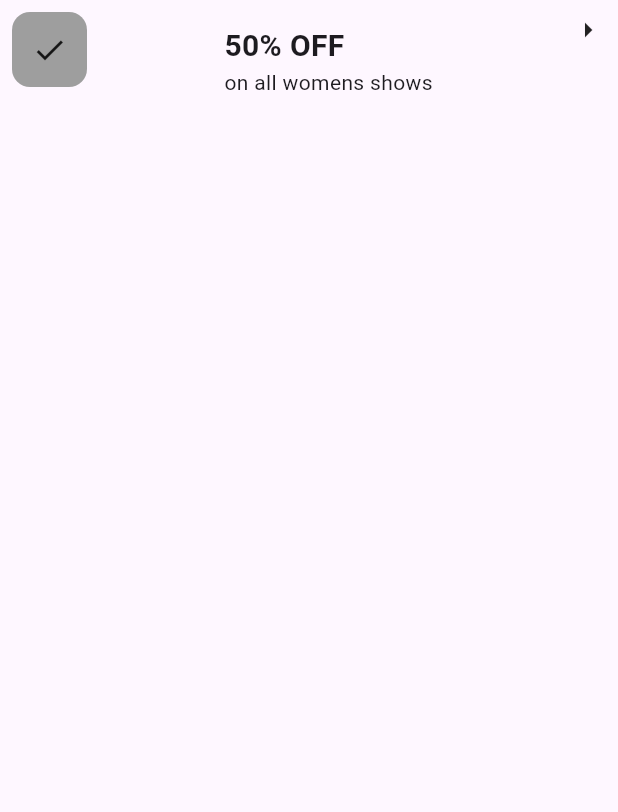
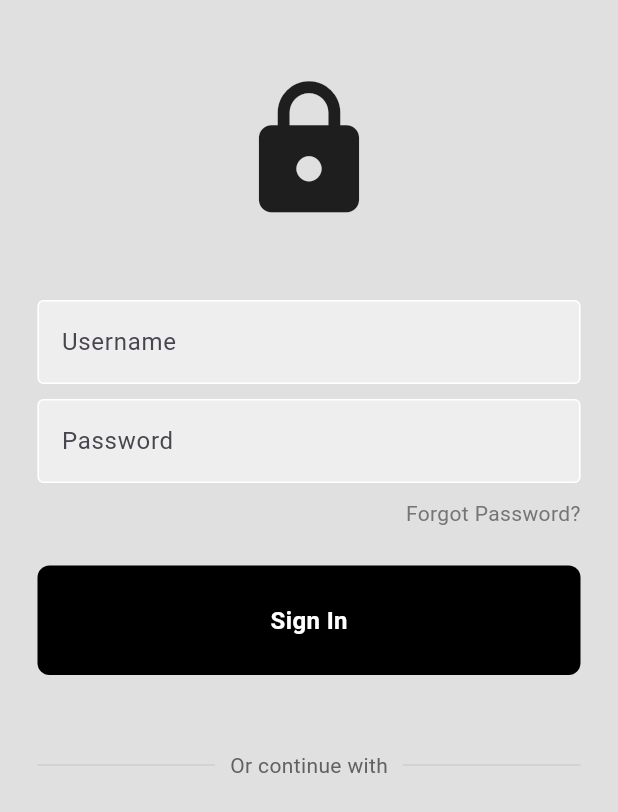
Before and after one commit to ruby222001/clothingstore, a Flutter app: the screen it shows after launch, on a phone screen of 412 x 824 dp. Shown: the top 812 px of the screen. Run offline on Flutter 3.47's test engine with Material 3 defaults, Android fonts, the phone set to English and light mode, and no system bars.

Commit message:
clothing store

```diff
--- a/lib/main.dart
+++ b/lib/main.dart
@@ -1,5 +1,5 @@
 import 'package:flutter/material.dart';
-import 'package:shoppingapp/pages/home_page.dart';
+import 'package:shoppingapp/pages/login_page.dart';
 
 void main() {
   runApp(const MyApp());
@@ -17,7 +17,7 @@ class MyApp extends StatelessWidget {
       theme: ThemeData(
 
       ),
-      home: const HomePage(),
+      home:  LoginPage(),
     );
   }
 }
--- /dev/null
+++ b/lib/models/my_button.dart
@@ -0,0 +1,30 @@
+import 'package:flutter/material.dart';
+
+class MyButton extends StatelessWidget {
+  final Function()? onTap;
+  const MyButton({super.key,
+  required this.onTap,
+  });
+
+  @override
+  Widget build(BuildContext context) {
+    return GestureDetector(
+      onTap:onTap,
+      child: Container(
+          padding: const EdgeInsets.all(25.0),
+          margin: const EdgeInsets.symmetric(horizontal: 25),
+          decoration: BoxDecoration(color: Colors.black,
+          borderRadius: BorderRadius.circular(8)),
+
+      child: const Center(
+        child: Text("Sign In",
+        style: TextStyle(color: Colors.white,
+        fontWeight: FontWeight.bold,
+        fontSize: 16,
+        ),
+      ),
+          ),
+      ),
+    );
+  }
+}
--- /dev/null
+++ b/lib/models/mytextfield.dart
@@ -0,0 +1,33 @@
+import 'package:flutter/material.dart';
+
+class MyTextField extends StatelessWidget {
+   final controller;
+  final String hinttext;
+  final bool obscuretext;
+  const MyTextField({super.key,
+  required this.controller,
+  required this.hinttext,
+  required this.obscuretext,
+  });
+  @override
+  Widget build(BuildContext context) {
+    return Padding(
+      padding: const EdgeInsets.symmetric(horizontal: 25.0),
+      child: TextField(
+        controller: controller,
+        obscureText: obscuretext,
+
+        decoration: InputDecoration(
+          enabledBorder: const OutlineInputBorder(
+            borderSide: BorderSide(color: Colors.white),
+          ),focusedBorder:OutlineInputBorder(
+            borderSide: BorderSide(color: Colors.grey.shade400),
+          ),
+          fillColor: Colors.grey.shade200,filled: true,
+          hintText: hinttext,
+        ),
+      ),
+
+    );
+  }
+}
--- /dev/null
+++ b/lib/pages/login_page.dart
@@ -0,0 +1,78 @@
+import 'package:flutter/material.dart';
+import 'package:shoppingapp/models/my_button.dart';
+import 'package:shoppingapp/models/mytextfield.dart';
+
+class LoginPage extends StatelessWidget {
+   LoginPage({super.key});
+  final usernameController = TextEditingController();
+    final passwordController = TextEditingController();
+
+void signUserIn(){
+
+}
+  @override
+  Widget build(BuildContext context) {
+    return Scaffold(
+      backgroundColor: Colors.grey[300],
+      body:  SafeArea(
+        child: Center(
+          child: Column(
+            children: [
+              const SizedBox(height: 50),
+              const Icon(Icons.lock,
+              size: 100,
+              ),
+                            const SizedBox(height: 50),
+
+MyTextField(controller: usernameController, hinttext: 'Username', obscuretext: false),
+const SizedBox(height: 10),
+
+MyTextField(controller: passwordController, hinttext: 'Password', obscuretext: true),
+const SizedBox(height: 10),
+
+Padding(
+  padding: const EdgeInsets.symmetric(horizontal:25.0),
+  child: Row(
+    mainAxisAlignment: MainAxisAlignment.end,
+    children: [
+      Text('Forgot Password?',
+      style: TextStyle(color:Colors.grey[600])),
+    ],
+  ),
+),
+const SizedBox(height: 25),
+ MyButton(onTap: signUserIn,
+),
+const SizedBox(height: 50),
+
+Padding(
+        padding: const EdgeInsets.symmetric(horizontal:25.0),
+  child: Row(
+    children: [
+      Expanded(
+        child: Divider(
+          thickness:0.5 ,
+          color: Colors.grey[400],
+        ),
+      ),
+      Padding(
+        padding: const EdgeInsets.symmetric(horizontal:10.0),
+        child: Text('Or continue with',
+        style: TextStyle(color: Colors.grey[700]),),
+      ),
+      Expanded(
+        child: Divider(
+          thickness:0.5 ,
+          color: Colors.grey[400],
+        ),
+      ),
+    ],
+  ),
+)
+            ],
+          ),
+        ),
+      )
+    );
+  }
+}
--- a/pubspec.yaml
+++ b/pubspec.yaml
@@ -59,8 +59,8 @@ flutter:
   uses-material-design: true
 
   # To add assets to your application, add an assets section, like this:
-  # assets:
-  #   - images/a_dot_burr.jpeg
+  assets:
+    - lib/images/
   #   - images/a_dot_ham.jpeg
 
   # An image asset can refer to one or more resolution-specific "variants", see
```
